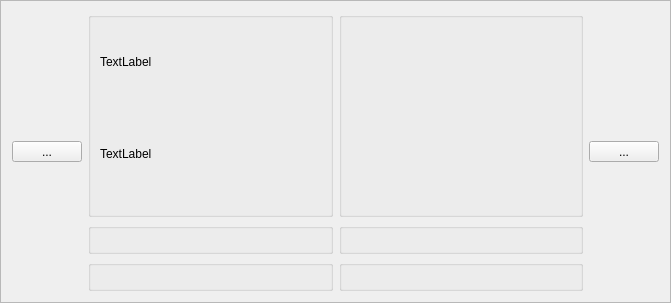
Above: obd2widget.ui from pgp90/CarPC before the change. Below: the same form after it.
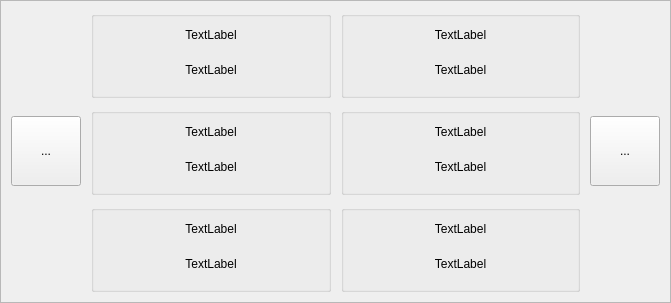
That is the form after the change.

```diff
--- a/obd2widget.ui
+++ b/obd2widget.ui
@@ -11,7 +11,7 @@
    </rect>
   </property>
   <property name="sizePolicy">
-   <sizepolicy hsizetype="Fixed" vsizetype="MinimumExpanding">
+   <sizepolicy hsizetype="Expanding" vsizetype="Expanding">
     <horstretch>0</horstretch>
     <verstretch>0</verstretch>
    </sizepolicy>
@@ -25,7 +25,25 @@
   <property name="frameShadow">
    <enum>QFrame::Raised</enum>
   </property>
-  <layout class="QHBoxLayout" name="horizontalLayout_2">
+  <layout class="QHBoxLayout" name="horizontalLayout_2" stretch="0,0,0">
+   <property name="spacing">
+    <number>10</number>
+   </property>
+   <property name="sizeConstraint">
+    <enum>QLayout::SetNoConstraint</enum>
+   </property>
+   <property name="leftMargin">
+    <number>10</number>
+   </property>
+   <property name="topMargin">
+    <number>10</number>
+   </property>
+   <property name="rightMargin">
+    <number>10</number>
+   </property>
+   <property name="bottomMargin">
+    <number>10</number>
+   </property>
    <item alignment="Qt::AlignVCenter">
     <widget class="QToolButton" name="toolButton_2">
      <property name="sizePolicy">
@@ -37,7 +55,7 @@
      <property name="minimumSize">
       <size>
        <width>70</width>
-       <height>0</height>
+       <height>70</height>
       </size>
      </property>
      <property name="text">
@@ -46,53 +64,331 @@
     </widget>
    </item>
    <item>
-    <layout class="QGridLayout" name="gridLayout" rowstretch="0,0,0">
+    <layout class="QGridLayout" name="gridLayout" rowstretch="1,1,1">
+     <property name="spacing">
+      <number>10</number>
+     </property>
+     <item row="0" column="0">
+      <widget class="QGroupBox" name="group0">
+       <property name="layoutDirection">
+        <enum>Qt::LeftToRight</enum>
+       </property>
+       <property name="title">
+        <string/>
+       </property>
+       <layout class="QVBoxLayout" name="verticalLayout" stretch="2,3">
+        <property name="spacing">
+         <number>2</number>
+        </property>
+        <property name="leftMargin">
+         <number>5</number>
+        </property>
+        <property name="topMargin">
+         <number>5</number>
+        </property>
+        <property name="rightMargin">
+         <number>5</number>
+        </property>
+        <property name="bottomMargin">
+         <number>5</number>
+        </property>
+        <item>
+         <widget class="QLabel" name="itemLabel0">
+          <property name="sizePolicy">
+           <sizepolicy hsizetype="Preferred" vsizetype="Preferred">
+            <horstretch>0</horstretch>
+            <verstretch>2</verstretch>
+           </sizepolicy>
+          </property>
+          <property name="text">
+           <string>TextLabel</string>
+          </property>
+          <property name="alignment">
+           <set>Qt::AlignCenter</set>
+          </property>
+         </widget>
+        </item>
+        <item>
+         <widget class="QLabel" name="itemValue0">
+          <property name="sizePolicy">
+           <sizepolicy hsizetype="Preferred" vsizetype="Preferred">
+            <horstretch>0</horstretch>
+            <verstretch>3</verstretch>
+           </sizepolicy>
+          </property>
+          <property name="text">
+           <string>TextLabel</string>
+          </property>
+          <property name="alignment">
+           <set>Qt::AlignCenter</set>
+          </property>
+         </widget>
+        </item>
+       </layout>
+      </widget>
+     </item>
      <item row="0" column="1">
       <widget class="QGroupBox" name="group1">
+       <property name="layoutDirection">
+        <enum>Qt::LeftToRight</enum>
+       </property>
        <property name="title">
         <string/>
        </property>
+       <layout class="QVBoxLayout" name="verticalLayout" stretch="2,3">
+        <property name="spacing">
+         <number>2</number>
+        </property>
+        <property name="leftMargin">
+         <number>5</number>
+        </property>
+        <property name="topMargin">
+         <number>5</number>
+        </property>
+        <property name="rightMargin">
+         <number>5</number>
+        </property>
+        <property name="bottomMargin">
+         <number>5</number>
+        </property>
+        <item>
+         <widget class="QLabel" name="itemLabel1">
+          <property name="sizePolicy">
+           <sizepolicy hsizetype="Preferred" vsizetype="Preferred">
+            <horstretch>0</horstretch>
+            <verstretch>2</verstretch>
+           </sizepolicy>
+          </property>
+          <property name="text">
+           <string>TextLabel</string>
+          </property>
+          <property name="alignment">
+           <set>Qt::AlignCenter</set>
+          </property>
+         </widget>
+        </item>
+        <item>
+         <widget class="QLabel" name="itemValue1">
+          <property name="sizePolicy">
+           <sizepolicy hsizetype="Preferred" vsizetype="Preferred">
+            <horstretch>0</horstretch>
+            <verstretch>3</verstretch>
+           </sizepolicy>
+          </property>
+          <property name="text">
+           <string>TextLabel</string>
+          </property>
+          <property name="alignment">
+           <set>Qt::AlignCenter</set>
+          </property>
+         </widget>
+        </item>
+       </layout>
       </widget>
      </item>
      <item row="1" column="0">
       <widget class="QGroupBox" name="group2">
+       <property name="layoutDirection">
+        <enum>Qt::LeftToRight</enum>
+       </property>
        <property name="title">
         <string/>
        </property>
+       <layout class="QVBoxLayout" name="verticalLayout" stretch="2,3">
+        <property name="spacing">
+         <number>2</number>
+        </property>
+        <property name="leftMargin">
+         <number>5</number>
+        </property>
+        <property name="topMargin">
+         <number>5</number>
+        </property>
+        <property name="rightMargin">
+         <number>5</number>
+        </property>
+        <property name="bottomMargin">
+         <number>5</number>
+        </property>
+        <item>
+         <widget class="QLabel" name="itemLabel2">
+          <property name="sizePolicy">
+           <sizepolicy hsizetype="Preferred" vsizetype="Preferred">
+            <horstretch>0</horstretch>
+            <verstretch>2</verstretch>
+           </sizepolicy>
+          </property>
+          <property name="text">
+           <string>TextLabel</string>
+          </property>
+          <property name="alignment">
+           <set>Qt::AlignCenter</set>
+          </property>
+         </widget>
+        </item>
+        <item>
+         <widget class="QLabel" name="itemValue2">
+          <property name="sizePolicy">
+           <sizepolicy hsizetype="Preferred" vsizetype="Preferred">
+            <horstretch>0</horstretch>
+            <verstretch>3</verstretch>
+           </sizepolicy>
+          </property>
+          <property name="text">
+           <string>TextLabel</string>
+          </property>
+          <property name="alignment">
+           <set>Qt::AlignCenter</set>
+          </property>
+         </widget>
+        </item>
+       </layout>
       </widget>
      </item>
      <item row="1" column="1">
       <widget class="QGroupBox" name="group3">
+       <property name="layoutDirection">
+        <enum>Qt::LeftToRight</enum>
+       </property>
        <property name="title">
         <string/>
        </property>
+       <layout class="QVBoxLayout" name="verticalLayout" stretch="2,3">
+        <property name="spacing">
+         <number>2</number>
+        </property>
+        <property name="leftMargin">
+         <number>5</number>
+        </property>
+        <property name="topMargin">
+         <number>5</number>
+        </property>
+        <property name="rightMargin">
+         <number>5</number>
+        </property>
+        <property name="bottomMargin">
+         <number>5</number>
+        </property>
+        <item>
+         <widget class="QLabel" name="itemLabel3">
+          <property name="sizePolicy">
+           <sizepolicy hsizetype="Preferred" vsizetype="Preferred">
+            <horstretch>0</horstretch>
+            <verstretch>2</verstretch>
+           </sizepolicy>
+          </property>
+          <property name="text">
+           <string>TextLabel</string>
+          </property>
+          <property name="alignment">
+           <set>Qt::AlignCenter</set>
+          </property>
+         </widget>
+        </item>
+        <item>
+         <widget class="QLabel" name="itemValue3">
+          <property name="sizePolicy">
+           <sizepolicy hsizetype="Preferred" vsizetype="Preferred">
+            <horstretch>0</horstretch>
+            <verstretch>3</verstretch>
+           </sizepolicy>
+          </property>
+          <property name="text">
+           <string>TextLabel</string>
+          </property>
+          <property name="alignment">
+           <set>Qt::AlignCenter</set>
+          </property>
+         </widget>
+        </item>
+       </layout>
       </widget>
      </item>
      <item row="2" column="0">
       <widget class="QGroupBox" name="group4">
+       <property name="layoutDirection">
+        <enum>Qt::LeftToRight</enum>
+       </property>
        <property name="title">
         <string/>
        </property>
+       <layout class="QVBoxLayout" name="verticalLayout" stretch="2,3">
+        <property name="spacing">
+         <number>2</number>
+        </property>
+        <property name="leftMargin">
+         <number>5</number>
+        </property>
+        <property name="topMargin">
+         <number>5</number>
+        </property>
+        <property name="rightMargin">
+         <number>5</number>
+        </property>
+        <property name="bottomMargin">
+         <number>5</number>
+        </property>
+        <item>
+         <widget class="QLabel" name="itemLabel4">
+          <property name="sizePolicy">
+           <sizepolicy hsizetype="Preferred" vsizetype="Preferred">
+            <horstretch>0</horstretch>
+            <verstretch>2</verstretch>
+           </sizepolicy>
+          </property>
+          <property name="text">
+           <string>TextLabel</string>
+          </property>
+          <property name="alignment">
+           <set>Qt::AlignCenter</set>
+          </property>
+         </widget>
+        </item>
+        <item>
+         <widget class="QLabel" name="itemValue4">
+          <property name="sizePolicy">
+           <sizepolicy hsizetype="Preferred" vsizetype="Preferred">
+            <horstretch>0</horstretch>
+            <verstretch>3</verstretch>
+           </sizepolicy>
+          </property>
+          <property name="text">
+           <string>TextLabel</string>
+          </property>
+          <property name="alignment">
+           <set>Qt::AlignCenter</set>
+          </property>
+         </widget>
+        </item>
+       </layout>
       </widget>
      </item>
      <item row="2" column="1">
       <widget class="QGroupBox" name="group5">
-       <property name="title">
-        <string/>
-       </property>
-      </widget>
-     </item>
-     <item row="0" column="0">
-      <widget class="QGroupBox" name="group0">
        <property name="layoutDirection">
         <enum>Qt::LeftToRight</enum>
        </property>
        <property name="title">
         <string/>
        </property>
-       <layout class="QGridLayout" name="gridLayout_2">
-        <item row="0" column="0">
-         <widget class="QLabel" name="itemLabel0">
+       <layout class="QVBoxLayout" name="verticalLayout" stretch="2,3">
+        <property name="spacing">
+         <number>2</number>
+        </property>
+        <property name="leftMargin">
+         <number>5</number>
+        </property>
+        <property name="topMargin">
+         <number>5</number>
+        </property>
+        <property name="rightMargin">
+         <number>5</number>
+        </property>
+        <property name="bottomMargin">
+         <number>5</number>
+        </property>
+        <item>
+         <widget class="QLabel" name="itemLabel5">
           <property name="sizePolicy">
            <sizepolicy hsizetype="Preferred" vsizetype="Preferred">
             <horstretch>0</horstretch>
@@ -102,10 +398,13 @@
           <property name="text">
            <string>TextLabel</string>
           </property>
+          <property name="alignment">
+           <set>Qt::AlignCenter</set>
+          </property>
          </widget>
         </item>
-        <item row="1" column="0">
-         <widget class="QLabel" name="itemValue0">
+        <item>
+         <widget class="QLabel" name="itemValue5">
           <property name="sizePolicy">
            <sizepolicy hsizetype="Preferred" vsizetype="Preferred">
             <horstretch>0</horstretch>
@@ -115,6 +414,9 @@
           <property name="text">
            <string>TextLabel</string>
           </property>
+          <property name="alignment">
+           <set>Qt::AlignCenter</set>
+          </property>
          </widget>
         </item>
        </layout>
@@ -125,15 +427,15 @@
    <item alignment="Qt::AlignVCenter">
     <widget class="QToolButton" name="toolButton">
      <property name="sizePolicy">
-      <sizepolicy hsizetype="Fixed" vsizetype="Expanding">
+      <sizepolicy hsizetype="Fixed" vsizetype="MinimumExpanding">
        <horstretch>0</horstretch>
-       <verstretch>0</verstretch>
+       <verstretch>1</verstretch>
       </sizepolicy>
      </property>
      <property name="minimumSize">
       <size>
        <width>70</width>
-       <height>0</height>
+       <height>70</height>
       </size>
      </property>
      <property name="text">
```
